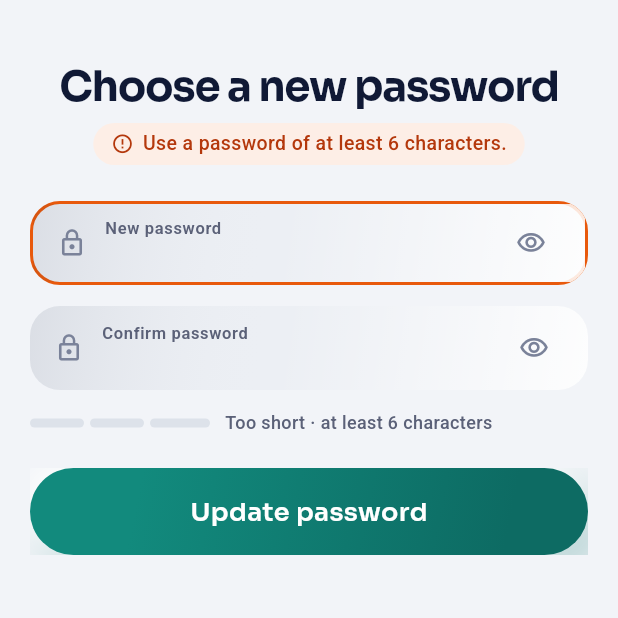
After one commit to Sithum-BASG/Questline, a Flutter app: the ResetPasswordScreen screen opened by its route, after a tap on "Update password", on a phone screen of 412 x 824 dp, the top half of it. The commit adds this screen. Run offline on Flutter 3.47's test engine with Material 3 defaults, Android fonts, the phone set to English and light mode, and no system bars; our stand-ins replace app_links, fl_chart, flutter_local_notifications, flutter_riverpod, flutter_timezone, freezed_annotation and 8 more; missing offline and left inert: mobile_scanner; accounts and stored records are empty; statements that could not run were skipped.

Commit message:
feat(auth): complete forgot-password recovery flow
Email reset links open questline://auth-callback, then the new reset-password screen.

Task: T137

```diff
--- a/app/lib/core/supabase/auth_redirect.dart
+++ b/app/lib/core/supabase/auth_redirect.dart
@@ -29,9 +29,16 @@ String? authRedirect({
   required String location,
   String? onboardingStep,
   bool stepLoading = false,
+  bool passwordRecovery = false,
 }) {
   if (loading || (signedIn && stepLoading)) return null;
-  if (!signedIn) return location == '/welcome' ? null : '/welcome';
+  if (passwordRecovery) {
+    return location == '/auth/reset-password' ? null : '/auth/reset-password';
+  }
+  if (!signedIn) {
+    if (location == '/welcome' || location == '/auth/reset-password') return null;
+    return '/welcome';
+  }
   final target = routeForOnboardingStep(onboardingStep);
   if (target == '/home') return location == '/welcome' ? '/home' : null;
   if (onboardingStep == 'first_session' &&
--- /dev/null
+++ b/app/lib/features/auth/password_recovery_listener.dart
@@ -0,0 +1,27 @@
+import 'package:flutter/widgets.dart';
+import 'package:flutter_riverpod/flutter_riverpod.dart';
+import 'package:supabase_flutter/supabase_flutter.dart';
+
+import '../../core/supabase/supabase_providers.dart';
+import '../../router.dart';
+import 'providers/password_recovery_provider.dart';
+
+/// Sends the player to the reset-password screen when Supabase emits recovery.
+class PasswordRecoveryListener extends ConsumerWidget {
+  const PasswordRecoveryListener({super.key, required this.child});
+
+  final Widget child;
+
+  @override
+  Widget build(BuildContext context, WidgetRef ref) {
+    ref.listen<AsyncValue<AuthState>>(authStateProvider, (previous, next) {
+      final event = next.asData?.value.event;
+      if (event != AuthChangeEvent.passwordRecovery) return;
+      ref.read(passwordRecoveryProvider.notifier).begin();
+      WidgetsBinding.instance.addPostFrameCallback((_) {
+        ref.read(routerProvider).go('/auth/reset-password');
+      });
+    });
+    return child;
+  }
+}
--- /dev/null
+++ b/app/lib/features/auth/providers/password_recovery_provider.dart
@@ -0,0 +1,15 @@
+import 'package:flutter_riverpod/flutter_riverpod.dart';
+
+/// Set while the user is finishing a password-reset deep link.
+final passwordRecoveryProvider = NotifierProvider<PasswordRecoveryNotifier, bool>(
+  PasswordRecoveryNotifier.new,
+);
+
+class PasswordRecoveryNotifier extends Notifier<bool> {
+  @override
+  bool build() => false;
+
+  void begin() => state = true;
+
+  void clear() => state = false;
+}
--- /dev/null
+++ b/app/lib/features/auth/reset_password_screen.dart
@@ -0,0 +1,151 @@
+import 'package:flutter/material.dart';
+import 'package:flutter_riverpod/flutter_riverpod.dart';
+import 'package:go_router/go_router.dart';
+
+import '../../core/supabase/auth_providers.dart';
+import '../../core/theme/app_colors.dart';
+import '../../core/theme/app_spacing.dart';
+import '../../core/theme/app_text.dart';
+import 'auth_errors.dart';
+import 'password_strength.dart';
+import 'providers/password_recovery_provider.dart';
+import 'widgets/auth_error_pill.dart';
+import 'widgets/auth_inset_field.dart';
+import 'widgets/auth_teal_button.dart';
+import 'widgets/password_strength_meter.dart';
+
+/// Set a new password after opening the email reset link.
+class ResetPasswordScreen extends ConsumerStatefulWidget {
+  const ResetPasswordScreen({super.key});
+
+  @override
+  ConsumerState<ResetPasswordScreen> createState() => _ResetPasswordScreenState();
+}
+
+class _ResetPasswordScreenState extends ConsumerState<ResetPasswordScreen> {
+  final _password = TextEditingController();
+  final _confirm = TextEditingController();
+  var _busy = false;
+  var _obscure = true;
+  var _obscureConfirm = true;
+  AuthUiError? _error;
+
+  @override
+  void dispose() {
+    _password.dispose();
+    _confirm.dispose();
+    super.dispose();
+  }
+
+  Future<void> _submit() async {
+    final password = _password.text;
+    final confirm = _confirm.text;
+    if (password.length < kMinPasswordLength) {
+      setState(() {
+        _error = AuthUiError(
+          message: 'Use a password of at least $kMinPasswordLength characters.',
+          outline: AuthFieldOutline.password,
+        );
+      });
+      return;
+    }
+    if (password != confirm) {
+      setState(() {
+        _error = const AuthUiError(
+          message: "Those passwords don't match.",
+          outline: AuthFieldOutline.password,
+        );
+      });
+      return;
+    }
+    setState(() {
+      _busy = true;
+      _error = null;
+    });
+    try {
+      await ref.read(authRepositoryProvider).updatePassword(password);
+      ref.read(passwordRecoveryProvider.notifier).clear();
+      if (!mounted) return;
+      ScaffoldMessenger.of(context).showSnackBar(
+        const SnackBar(content: Text('Password updated. You are signed in.')),
+      );
+      context.go('/home');
+    } catch (error) {
+      if (mounted) setState(() => _error = mapAuthFailure(error));
+    } finally {
+      if (mounted) setState(() => _busy = false);
+    }
+  }
+
+  @override
+  Widget build(BuildContext context) {
+    return Scaffold(
+      backgroundColor: AppColors.authPage,
+      body: SafeArea(
+        child: SingleChildScrollView(
+          padding: const EdgeInsets.fromLTRB(
+            AppSpacing.screen,
+            40,
+            AppSpacing.screen,
+            24,
+          ),
+          child: Column(
+            crossAxisAlignment: CrossAxisAlignment.stretch,
+            children: [
+              const Text(
+                'Choose a new password',
+                style: AppText.authTitle,
+                textAlign: TextAlign.center,
+              ),
+              const SizedBox(height: 8),
+              if (_error != null)
+                Center(child: AuthErrorPill(message: _error!.message))
+              else
+                const Text(
+                  'Pick something memorable — at least 6 characters.',
+                  style: AppText.authSubtitle,
+                  textAlign: TextAlign.center,
+                ),
+              const SizedBox(height: 24),
+              AuthInsetField(
+                label: 'New password',
+                controller: _password,
+                icon: Icons.lock_outline,
+                obscureText: _obscure,
+                autofillHints: const [AutofillHints.newPassword],
+                hasError: _error?.outline == AuthFieldOutline.password,
+                onChanged: (_) => setState(() => _error = null),
+                trailing: AuthPasswordToggle(
+                  visible: !_obscure,
+                  onPressed: () => setState(() => _obscure = !_obscure),
+                ),
+              ),
+              const SizedBox(height: 14),
+              AuthInsetField(
+                label: 'Confirm password',
+                controller: _confirm,
+                icon: Icons.lock_outline,
+                obscureText: _obscureConfirm,
+                autofillHints: const [AutofillHints.newPassword],
+                onChanged: (_) => setState(() => _error = null),
+                trailing: AuthPasswordToggle(
+                  visible: !_obscureConfirm,
+                  onPressed: () => setState(() => _obscureConfirm = !_obscureConfirm),
+                ),
+              ),
+              const SizedBox(height: 14),
+              PasswordStrengthMeter(password: _password.text),
+              const SizedBox(height: 22),
+              AuthTealButton(
+                label: 'Update password',
+                loadingLabel: 'Updating',
+                loading: _busy,
+                onPressed: _busy ? null : _submit,
+              ),
+            ],
+          ),
+        ),
+      ),
+    );
+  }
+}
--- a/app/lib/features/social/deep_link_listener.dart
+++ b/app/lib/features/social/deep_link_listener.dart
@@ -5,11 +5,13 @@ import 'package:flutter/widgets.dart';
 import 'package:flutter_riverpod/flutter_riverpod.dart';
 import 'package:go_router/go_router.dart';
 
+import '../auth/auth_links.dart';
 import '../raids/raid_links.dart';
 import 'friend_links.dart';
 import 'providers/pending_friend_code.dart';
 
 /// Listens for friend and raid deep links.
+/// Auth callbacks (`questline://auth-callback`) are left to supabase_flutter.
 class DeepLinkListener extends ConsumerStatefulWidget {
   const DeepLinkListener({super.key, required this.child});
 
@@ -38,6 +40,8 @@ class _DeepLinkListenerState extends ConsumerState<DeepLinkListener> {
 
   void _handle(Uri? uri) {
     if (uri == null) return;
+    // Password reset / email auth: supabase_flutter exchanges the session.
+    if (isAuthCallbackUri(uri)) return;
     final raidCode = raidCodeFromUri(uri);
     if (raidCode != null) {
       WidgetsBinding.instance.addPostFrameCallback((_) {
```
Also changed, not shown: app/lib/app.dart (+7 -4 lines), app/lib/features/auth/auth_links.dart (added, +9 -0 lines), app/lib/router.dart (+12 -0 lines), 3 other files.
